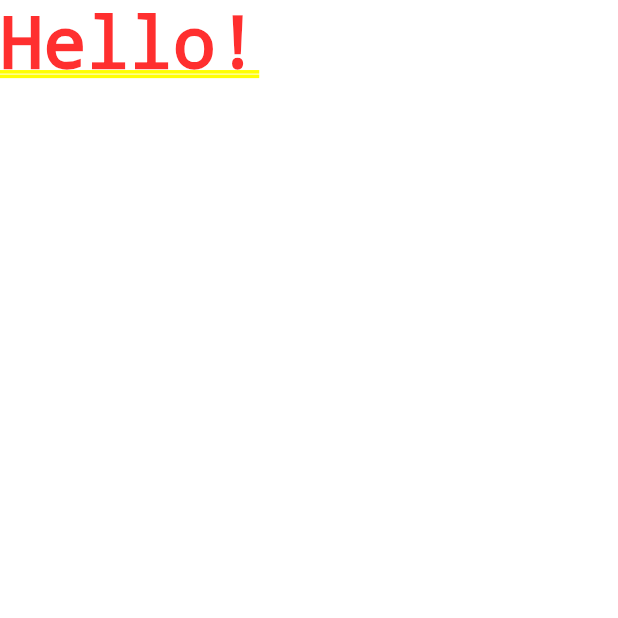
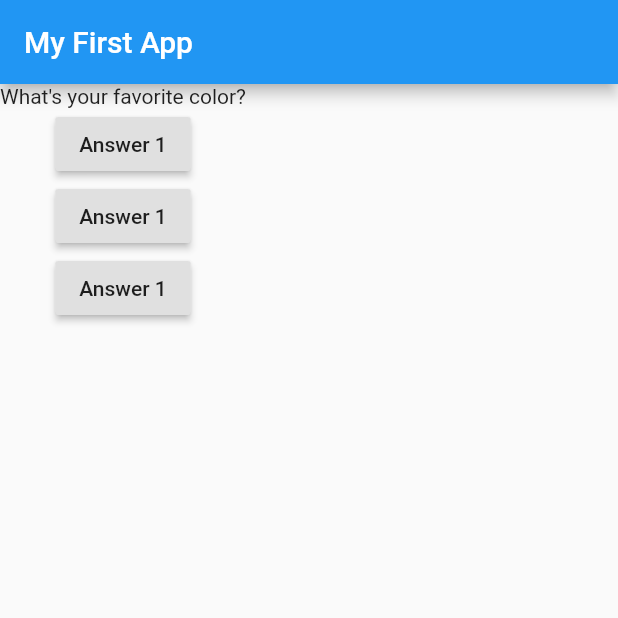
Before and after one commit to justin-hill426/flutter_complete_guide, a Flutter app: the screen it shows after launch, on a phone screen of 412 x 824 dp, the top half of it. Run offline on Flutter 3.47's test engine with Material 2 defaults, Android fonts, the phone set to English and light mode, and no system bars.

```diff
--- a/lib/main.dart
+++ b/lib/main.dart
@@ -5,10 +5,51 @@ void main() {
 }
 
 // extending the StatelessWidget class in order to use basic flutter functionality
-class MyApp extends StatelessWidget {
+class MyApp extends StatefulWidget {
+  @override
+  State<StatefulWidget> createState() {
+    return MyAppState();
+  }
+}
+
+class MyAppState extends State<MyApp> {
+  var questionIndex = 0;
+
+  void answerQuestion() {
+    setState(() {
+      questionIndex += 1;
+    });
+  }
+
+  @override
   Widget build(BuildContext context) {
+    var questions = [
+      "What's your favorite color?",
+      "What's your favorite animal?",
+    ];
     return MaterialApp(
-      home: Text('Hello!'),
+      home: Scaffold(
+        appBar: AppBar(
+          title: Text("My First App"),
+        ),
+        body: Column(
+          children: [
+            Text(questions[questionIndex]),
+            RaisedButton(
+              onPressed: answerQuestion,
+              child: Text('Answer 1'),
+            ),
+            RaisedButton(
+              onPressed: answerQuestion,
+              child: Text('Answer 1'),
+            ),
+            RaisedButton(
+              onPressed: answerQuestion,
+              child: Text('Answer 1'),
+            ),
+          ],
+        ),
+      ),
     );
   }
 }
```
